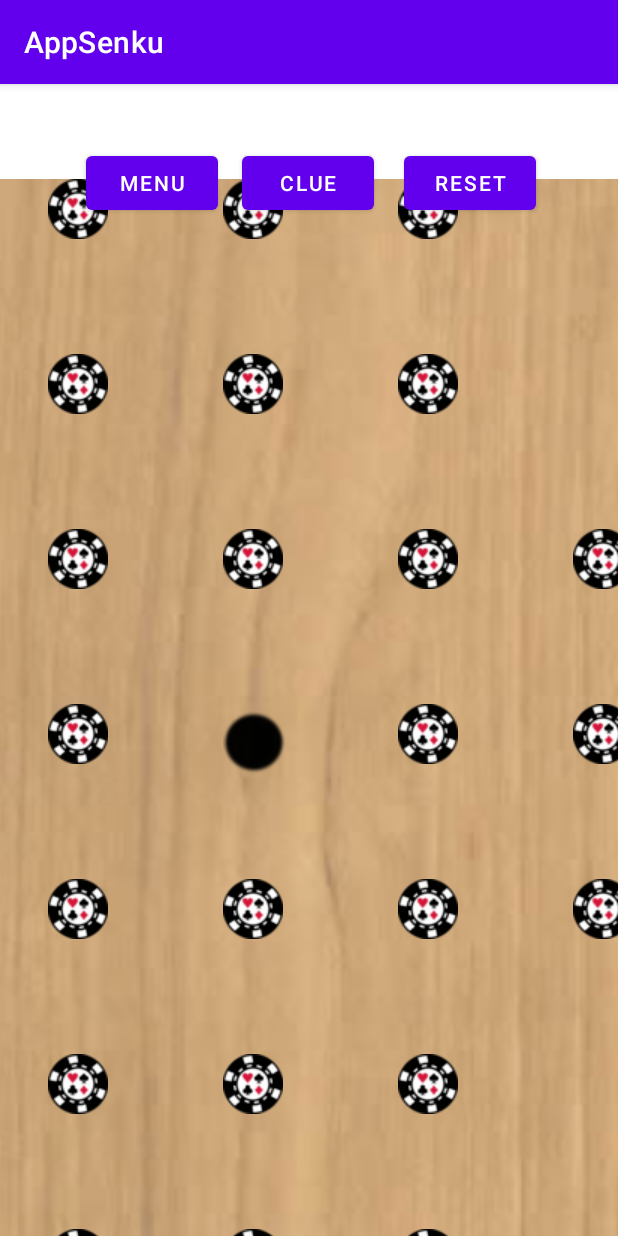
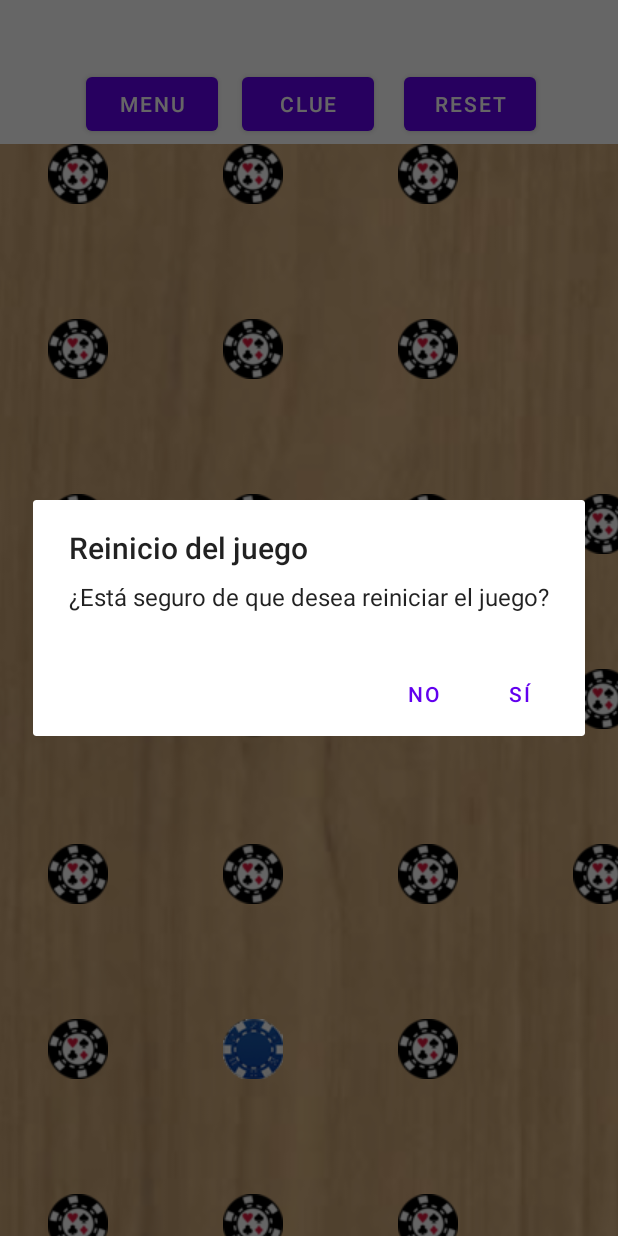
Before and after one commit to NotAnto98/AppappSenku, an Android app: the MainActivity screen opened directly, with no data from a screen before it, after a tap on "RESET", on a phone screen of 412 x 824 dp. Run offline under Robolectric (Android 15) with nearby library versions, the phone set to English and light mode, and no system bars; 2 other taps on this screen came first.

Commit message:
añadidas alertas para exit, reset, partida ganada y perdida

```diff
--- a/app/src/main/java/com/example/appsenku/MainActivity.java
+++ b/app/src/main/java/com/example/appsenku/MainActivity.java
@@ -2,9 +2,12 @@ package com.example.appsenku;
 
 import androidx.appcompat.app.AppCompatActivity;
 
+import android.app.AlertDialog;
+import android.content.DialogInterface;
 import android.content.Intent;
 import android.os.Bundle;
 import android.os.SystemClock;
+import android.util.Log;
 import android.view.Menu;
 import android.view.MenuItem;
 import android.view.View;
@@ -18,25 +21,9 @@ public class MainActivity extends AppCompatActivity {
     protected void onCreate(Bundle savedInstanceState) {
         super.onCreate(savedInstanceState);
         setContentView(R.layout.activity_main);
+        getSupportActionBar().hide();
         Tablero t = (Tablero) findViewById(R.id.tablero6);
         t.test = this;
-        Chronometer simpleChronometer = (Chronometer) findViewById(R.id.simpleChronometer); // initiate a chronometer
-
-        simpleChronometer.start(); // start a chronometer
-        t.invalidate();
-        Button reset = findViewById(R.id.button2);
-        reset.setOnClickListener(new View.OnClickListener() {
-            @Override
-            public void onClick(View view) {
-                Tablero t = (Tablero) findViewById(R.id.tablero6);
-                t.full_reset();
-                simpleChronometer.setBase(SystemClock.elapsedRealtime());
-                t.invalidate();
-
-            }
-
-
-        });
 
         Button info = findViewById(R.id.button4);
         info.setOnClickListener(new View.OnClickListener() {
@@ -47,19 +34,82 @@ public class MainActivity extends AppCompatActivity {
             }
         });
 
+        Button clue = findViewById(R.id.clue);
+        clue.setOnClickListener(new View.OnClickListener() {
+            @Override
+            public void onClick(View view) {
+                Tablero t = (Tablero) findViewById(R.id.tablero6);
+                t.movimientosPista();
+            }
+        });
+
+        Button reset = findViewById(R.id.reset);
+        reset.setOnClickListener(new View.OnClickListener() {
+            public void onClick(View v){
+                AlertDialog.Builder alerta = new AlertDialog.Builder(MainActivity.this);
+                alerta.setMessage("¿Está seguro de que desea reiniciar el juego?").setCancelable(false)
+                        .setPositiveButton("Sí", new DialogInterface.OnClickListener() {
+                            @Override
+                            public void onClick(DialogInterface dialogInterface, int i) {
+                                Tablero t = (Tablero) findViewById(R.id.tablero6);
+                                t.full_reset();
+                                t.invalidate();
+                            }
+                        })
+                        .setNegativeButton("No", new DialogInterface.OnClickListener() {
+                            @Override
+                            public void onClick(DialogInterface dialogInterface, int i) {
+                                dialogInterface.cancel();
+                            }
+                        });
+
+                AlertDialog titulo = alerta.create();
+                titulo.setTitle("Reinicio del juego");
+                titulo.show();
+            }
+        });
+
+        Tablero t1 = (Tablero) findViewById(R.id.tablero6);
+        Log.d("asd", "asd" + t1.gameOver());
+        if(t1.partidaGanada()){
+
+        }
+
+        else if(t1.gameOver()){
+
+            AlertDialog.Builder builder = new AlertDialog.Builder(MainActivity.this).setCancelable(false);
+            builder.setTitle("Enhorabuena, has ganado!!!!");
+            builder.setMessage("Pulsa abajo para reiniciar la partida");
+            builder.setPositiveButton("Reiniciar", new DialogInterface.OnClickListener() {
+                @Override
+                public void onClick(DialogInterface dialogInterface, int i) {
+                    Tablero t = (Tablero) findViewById(R.id.tablero6);
+                    t.full_reset();
+                    t.invalidate();
+                }
+            });
+
+            builder.setNegativeButton("Menú", new DialogInterface.OnClickListener() {
+                @Override
+                public void onClick(DialogInterface dialogInterface, int i) {
+                    Button info = findViewById(R.id.button4);
+                    info.setOnClickListener(new View.OnClickListener() {
+                        @Override
+                        public void onClick(View v) {
+                            Intent intent = new Intent (v.getContext(), com.example.appsenku.Menu.class);
+                            startActivity(intent);
+                        }
+                    });
+                }
+            });
+
+            AlertDialog dialog = builder.create();
+            dialog.show();
+        }
 
 
 
     }
 
 
-
-
-
-
-
-
-
-
-
-}
+    }
--- a/app/src/main/res/layout/activity_main.xml
+++ b/app/src/main/res/layout/activity_main.xml
@@ -6,23 +6,9 @@
     android:layout_height="match_parent"
     tools:context=".MainActivity">
 
-    <Chronometer
-        android:id="@+id/simpleChronometer"
-        android:layout_width="fill_parent"
-        android:layout_height="wrap_content"
-        android:drawableBottom="@drawable/cronosin"
-        android:gravity="center_horizontal"
-        android:textColor="#3095FB"
-        android:textSize="25sp"
-        android:textStyle="bold|italic"
-        app:layout_constraintBottom_toTopOf="@+id/tablero6"
-        app:layout_constraintTop_toBottomOf="@+id/button3"
-        app:layout_constraintVertical_bias="0.615"
-        tools:ignore="MissingConstraints"
-        tools:layout_editor_absoluteX="-1dp" />
 
     <Button
-        android:id="@+id/button3"
+        android:id="@+id/clue"
         android:layout_width="wrap_content"
         android:layout_height="wrap_content"
         android:text="Clue"
@@ -57,7 +43,7 @@
         app:layout_constraintVertical_bias="0.161" />
 
     <Button
-        android:id="@+id/button2"
+        android:id="@+id/reset"
         android:layout_width="wrap_content"
         android:layout_height="wrap_content"
         android:text="Reset"
--- a/app/src/main/res/layout/activity_menu.xml
+++ b/app/src/main/res/layout/activity_menu.xml
@@ -10,7 +10,7 @@
         android:id="@+id/textView"
         android:layout_width="wrap_content"
         android:layout_height="wrap_content"
-        android:background="@drawable/senkumenu"
+        android:text="Senku"
         app:layout_constraintBottom_toTopOf="@+id/divider2"
         app:layout_constraintEnd_toEndOf="parent"
         app:layout_constraintHorizontal_bias="0.5"
```
Also changed, not shown: app/src/main/java/com/example/appsenku/Menu.java (+23 -4 lines), app/src/main/java/com/example/appsenku/Tablero.java (+31 -7 lines), app/src/main/res/drawable/senku.png (deleted).
